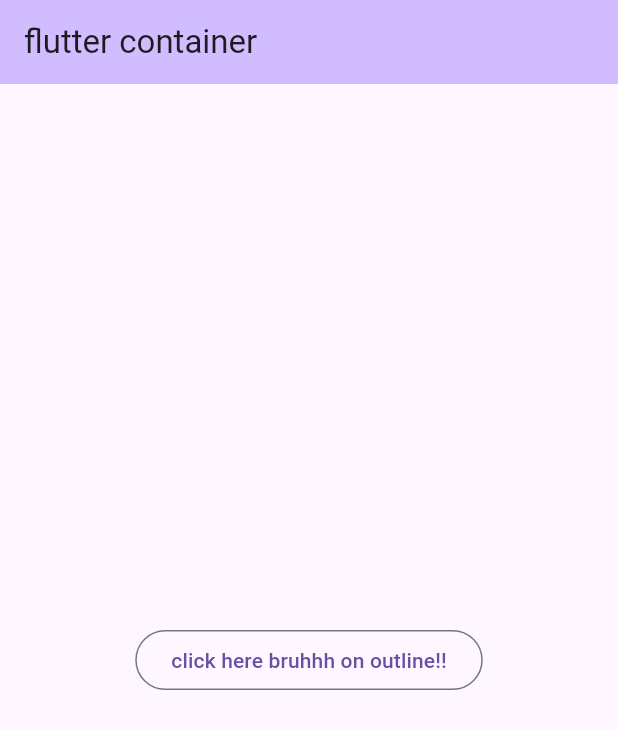
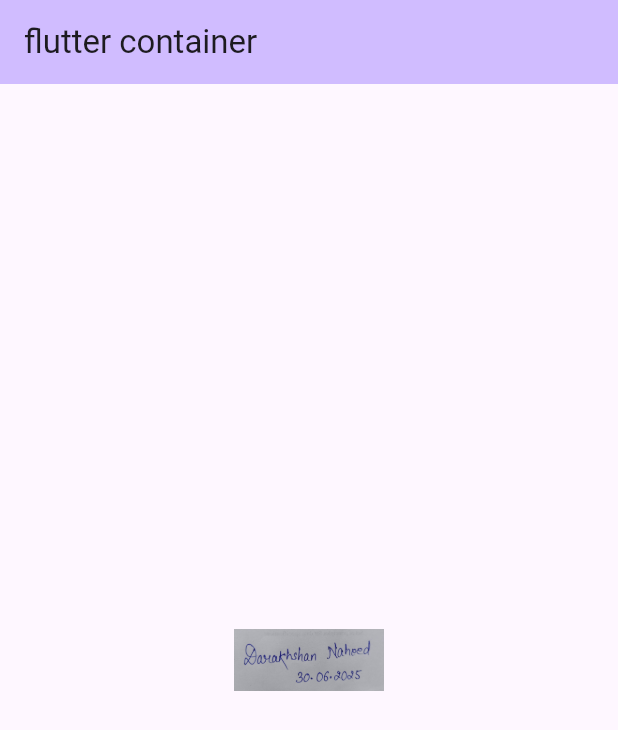
Before and after one commit to khandolly786/Dart_Course, a Flutter app: the screen it shows after launch, on a phone screen of 412 x 824 dp. Shown: the top 730 px of the screen. Run offline on Flutter 3.47's test engine with Material 3 defaults, Android fonts, the phone set to English and light mode, and no system bars.

Commit message:
Update main.dart

```diff
--- a/lib/main.dart
+++ b/lib/main.dart
@@ -45,16 +45,22 @@ class _MyHomePageState extends State<MyHomePage> {
         title: Text("flutter container"),
       ),
       body: Center(
-        child: OutlinedButton(
-          child: Text('click here bruhhh on outline!!'),
-          onPressed: (){
-            print('button clicked'); // print on terminal
-          },
-          onLongPress: (){
-            print('button long pressed');
-          }
-        ),
-      )
+          child: Container(
+            width: 100,
+              height: 100,
+
+              child: Image.asset('assets/images/SIGN.jpg')))
+      // Center(
+      //   child: OutlinedButton(
+      //     child: Text('click here bruhhh on outline!!'),
+      //     onPressed: (){
+      //       print('button clicked'); // print on terminal
+      //     },
+      //     onLongPress: (){
+      //       print('button long pressed');
+      //     }
+      //   ),
+      // )
       // ElevatedButton(
       //   child: Text('click here bruhhh on elevated!!'),
       //   onPressed: (){
```
